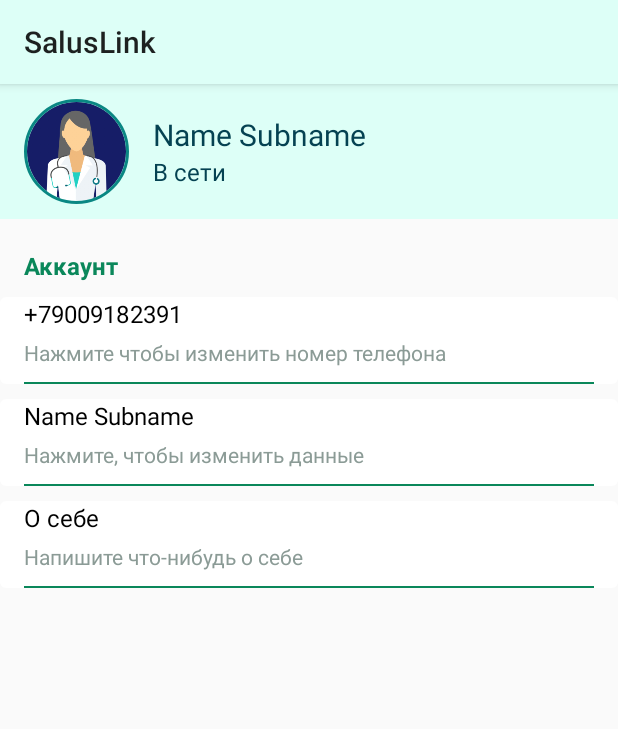
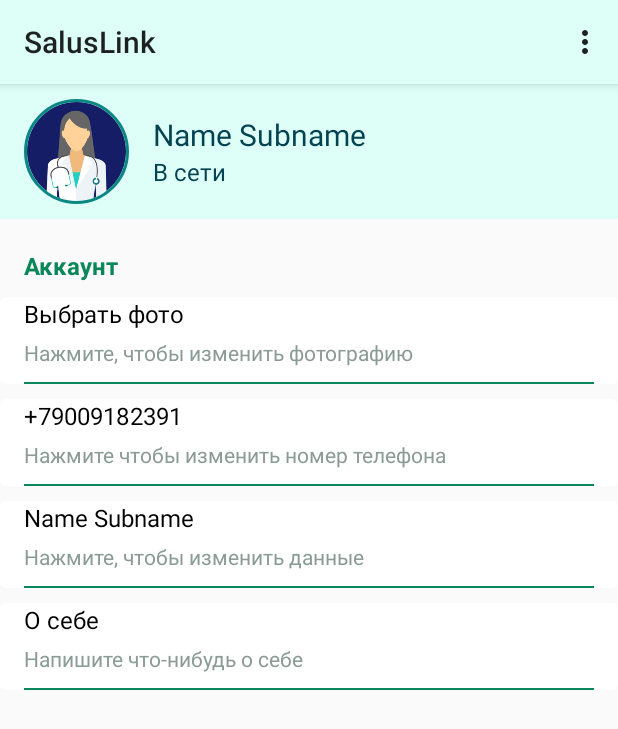
Before and after one commit to AvaRav/Messenger, an Android app: the fragment SettingsFragment shown on its own in the app's theme, on a phone screen of 412 x 824 dp. Shown: the top 729 px of the screen. Run offline under Robolectric (Android 15) with nearby library versions, the phone set to English and light mode, and no system bars; our stand-ins replace CircleImageView.

Commit message:
Add settings action menu

```diff
--- a/app/src/main/java/com/example/saluslink/ui/fragments/SettingsFragment.kt
+++ b/app/src/main/java/com/example/saluslink/ui/fragments/SettingsFragment.kt
@@ -1,10 +1,17 @@
 package com.example.saluslink.ui.fragments
 
+import android.view.Menu
+import android.view.MenuInflater
 import com.example.saluslink.R
 
 class SettingsFragment : BaseFragment(R.layout.fragment_settings) {
 
     override fun onResume() {
         super.onResume()
+        setHasOptionsMenu(true)
+    }
+
+    override fun onCreateOptionsMenu(menu: Menu, inflater: MenuInflater) {
+        activity?.menuInflater?.inflate(R.menu.settings_action_menu, menu)
     }
 }
--- a/app/src/main/res/layout/fragment_settings.xml
+++ b/app/src/main/res/layout/fragment_settings.xml
@@ -58,10 +58,40 @@
         tools:ignore="MissingConstraints" />
 
     <androidx.constraintlayout.widget.ConstraintLayout
+        android:id="@+id/settings_btn_change_photo"
+        style="@style/settings_button_style"
+        app:layout_constraintEnd_toEndOf="parent"
+        app:layout_constraintStart_toStartOf="parent"
+        app:layout_constraintTop_toBottomOf="@+id/settings_text_account">
+
+        <TextView
+            android:id="@+id/settings_photo"
+            style="@style/normal_text_style"
+            android:text="@string/change_photo"
+            app:layout_constraintEnd_toEndOf="parent"
+            app:layout_constraintStart_toStartOf="parent"
+            app:layout_constraintTop_toTopOf="parent" />
+
+        <TextView
+            android:id="@+id/settings_label_photo"
+            style="@style/additional_text_style"
+            android:text="@string/additional_change_photo"
+            app:layout_constraintStart_toStartOf="parent"
+            app:layout_constraintTop_toBottomOf="@id/settings_photo" />
+
+        <View
+            style="@style/separator_style"
+            app:layout_constraintEnd_toEndOf="parent"
+            app:layout_constraintStart_toStartOf="parent"
+            app:layout_constraintTop_toBottomOf="@id/settings_label_photo" />
+
+    </androidx.constraintlayout.widget.ConstraintLayout>
+
+    <androidx.constraintlayout.widget.ConstraintLayout
         android:id="@+id/settings_btn_change_number_phone"
         app:layout_constraintStart_toStartOf="parent"
         app:layout_constraintEnd_toEndOf="parent"
-        app:layout_constraintTop_toBottomOf="@id/settings_text_account"
+        app:layout_constraintTop_toBottomOf="@id/settings_btn_change_photo"
         style="@style/settings_button_style">
 
         <TextView
--- /dev/null
+++ b/app/src/main/res/menu/settings_action_menu.xml
@@ -0,0 +1,9 @@
+<?xml version="1.0" encoding="utf-8"?>
+<menu xmlns:android="http://schemas.android.com/apk/res/android"
+    xmlns:app="http://schemas.android.com/apk/res-auto">
+
+<item android:id="@+id/settings_menu_exit"
+    android:title="@string/settings_menu_exit"
+    app:showAsAction="never"/>
+
+</menu>
--- a/app/src/main/res/values/strings.xml
+++ b/app/src/main/res/values/strings.xml
@@ -11,4 +11,7 @@
     <string name="change_fio">Нажмите, чтобы изменить данные</string>
     <string name="settings_about_me">Напишите что-нибудь о себе</string>
     <string name="settings_about">О себе</string>
+    <string name="additional_change_photo">Нажмите, чтобы изменить фотографию</string>
+    <string name="change_photo">Выбрать фото</string>
+    <string name="settings_menu_exit">Выйти</string>
 </resources>
```
